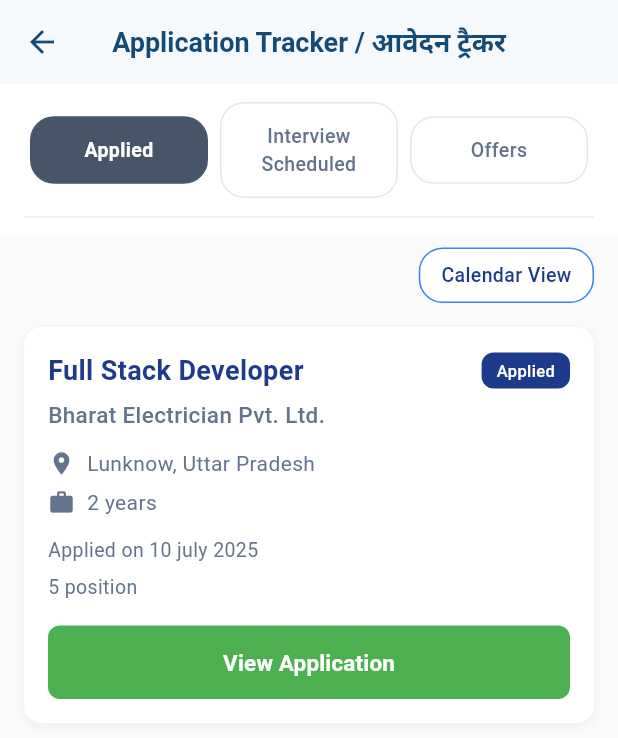
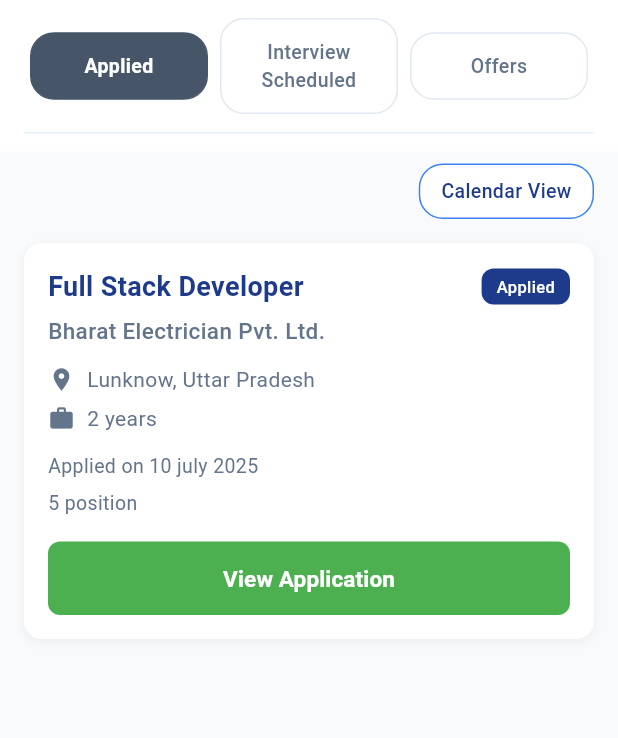
Before and after one commit to Poojadhameja/jobsahi-studentapp, a Flutter app: the AppTracker1Screen screen opened by its route, on a phone screen of 412 x 824 dp. Shown: the top 738 px of the screen. Run offline on Flutter 3.47's test engine with Material 3 defaults, Android fonts, the phone set to English and light mode, and no system bars.

Commit message:
TabBar and fixing job details fixing

```diff
--- a/lib/pages/jobs/app_tracker1.dart
+++ b/lib/pages/jobs/app_tracker1.dart
@@ -1,7 +1,6 @@
 import 'package:flutter/material.dart';
 import '../../utils/app_constants.dart';
 import '../../utils/navigation_service.dart';
-import '../../widgets/global/simple_app_bar.dart';
 import 'calendar_view.dart';
 
 class AppTracker1Screen extends StatefulWidget {
@@ -20,10 +19,6 @@ class _AppTracker1ScreenState extends State<AppTracker1Screen> {
   Widget build(BuildContext context) {
     return Scaffold(
       backgroundColor: const Color(0xFFF8FAFC), // Light grey background
-      appBar: const SimpleAppBar(
-        title: 'Application Tracker / आवेदन ट्रैकर',
-        showBackButton: true,
-      ),
       body: Column(
         children: [
           // Filter tabs
--- a/lib/pages/jobs/job_details.dart
+++ b/lib/pages/jobs/job_details.dart
@@ -32,9 +32,7 @@ class JobDetailsScreen extends StatelessWidget {
             // Tab bar
             _buildTabBar(),
 
-
             // Tab content
-            Expanded(child: _buildTabContent()),
             Expanded(child: _buildTabContent()),
           ],
         ),
@@ -615,7 +613,6 @@ class JobDetailsScreen extends StatelessWidget {
   Widget _buildJobTags() {
     final tags = job['tags'] as List<dynamic>? ?? [];
 
-
     return Wrap(
       spacing: 8,
       children: tags
--- a/lib/pages/profile/profile.dart
+++ b/lib/pages/profile/profile.dart
@@ -6,7 +6,6 @@ import 'package:flutter/material.dart';
 import '../../utils/app_constants.dart';
 import '../../data/user_data.dart';
 import '../../utils/navigation_service.dart';
-import '../../widgets/global/simple_app_bar.dart';
 import 'user_profile.dart';
 import '../../auth/signin.dart';
 import '../jobs/saved_jobs.dart';
@@ -19,7 +18,6 @@ class ProfileScreen extends StatelessWidget {
   Widget build(BuildContext context) {
     return Scaffold(
       backgroundColor: AppConstants.cardBackgroundColor,
-      appBar: const SimpleAppBar(title: 'Profile', showBackButton: false),
       body: SafeArea(
         child: SingleChildScrollView(
           padding: const EdgeInsets.all(AppConstants.defaultPadding),
--- a/lib/utils/navigation_service.dart
+++ b/lib/utils/navigation_service.dart
@@ -201,7 +201,6 @@ class NavigationService {
         return RouteNames.skillsTestFAQ;
 
       case 'YourLocationScreen':
-
       case 'AppTracker1Screen':
         return RouteNames.appTracker1;
       case 'CalendarViewScreen':
@@ -503,7 +502,6 @@ class RouteGenerator {
           builder: (_) => SkillsTestFAQScreen(job: job, test: test),
         );
 
-
       case RouteNames.appTracker1:
         return MaterialPageRoute(builder: (_) => const AppTracker1Screen());
       case RouteNames.calendarView:
```
Also changed, not shown: pubspec.lock.
